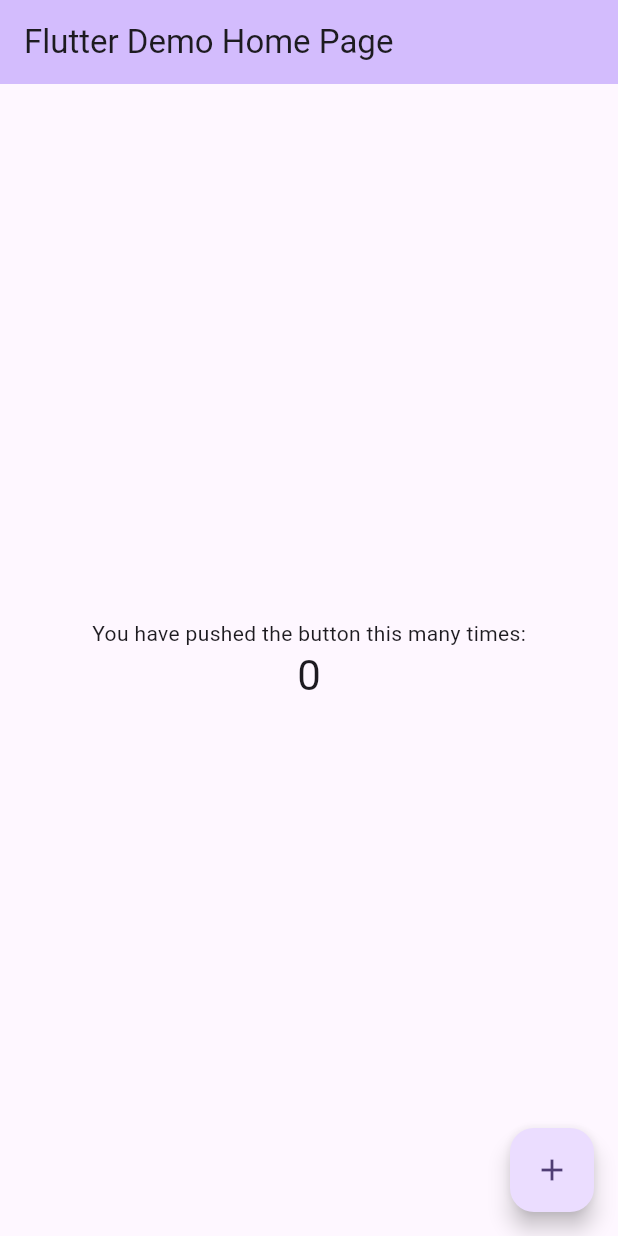
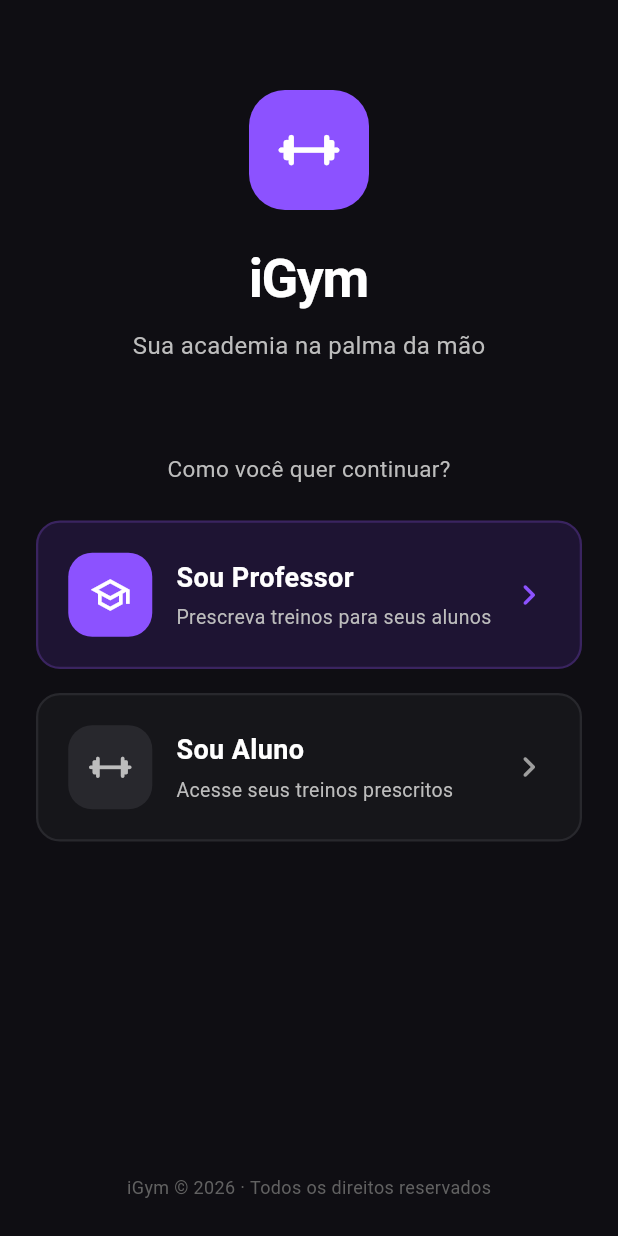
Before and after one commit to itsshimmer/igym, a Flutter app: the screen it shows after launch, on a phone screen of 412 x 824 dp. Run offline on Flutter 3.47's test engine with Material 3 defaults, Android fonts, the phone set to English and light mode, and no system bars.

Commit message:
Tela role_selector em teste

```diff
--- a/lib/main.dart
+++ b/lib/main.dart
@@ -1,122 +1,27 @@
 import 'package:flutter/material.dart';
+import 'package:igym/screens/role_selector.dart';
 
 void main() {
-  runApp(const MyApp());
+  runApp(const IGymApp());
 }
 
-class MyApp extends StatelessWidget {
-  const MyApp({super.key});
+class IGymApp extends StatelessWidget {
+  const IGymApp({super.key});
 
-  // This widget is the root of your application.
   @override
   Widget build(BuildContext context) {
     return MaterialApp(
-      title: 'Flutter Demo',
+      title: 'iGym',
+      debugShowCheckedModeBanner: false,
       theme: ThemeData(
-        // This is the theme of your application.
-        //
-        // TRY THIS: Try running your application with "flutter run". You'll see
-        // the application has a purple toolbar. Then, without quitting the app,
-        // try changing the seedColor in the colorScheme below to Colors.green
-        // and then invoke "hot reload" (save your changes or press the "hot
-        // reload" button in a Flutter-supported IDE, or press "r" if you used
-        // the command line to start the app).
-        //
-        // Notice that the counter didn't reset back to zero; the application
-        // state is not lost during the reload. To reset the state, use hot
-        // restart instead.
-        //
-        // This works for code too, not just values: Most code changes can be
-        // tested with just a hot reload.
-        colorScheme: .fromSeed(seedColor: Colors.deepPurple),
+        // Você pode alterar a fonte aqui caso use alguma específica do Google Fonts
+        fontFamily: 'Roboto',
+        scaffoldBackgroundColor: const Color(0xFF0F0E13),
+        brightness: Brightness.dark,
+        useMaterial3: true,
       ),
-      home: const MyHomePage(title: 'Flutter Demo Home Page'),
+      // Definindo a tela RoleSelectorScreen como a tela inicial do app
+      home: const RoleSelectorScreen(),
     );
   }
 }
-
-class MyHomePage extends StatefulWidget {
-  const MyHomePage({super.key, required this.title});
-
-  // This widget is the home page of your application. It is stateful, meaning
-  // that it has a State object (defined below) that contains fields that affect
-  // how it looks.
-
-  // This class is the configuration for the state. It holds the values (in this
-  // case the title) provided by the parent (in this case the App widget) and
-  // used by the build method of the State. Fields in a Widget subclass are
-  // always marked "final".
-
-  final String title;
-
-  @override
-  State<MyHomePage> createState() => _MyHomePageState();
-}
-
-class _MyHomePageState extends State<MyHomePage> {
-  int _counter = 0;
-
-  void _incrementCounter() {
-    setState(() {
-      // This call to setState tells the Flutter framework that something has
-      // changed in this State, which causes it to rerun the build method below
-      // so that the display can reflect the updated values. If we changed
-      // _counter without calling setState(), then the build method would not be
-      // called again, and so nothing would appear to happen.
-      _counter++;
-    });
-  }
-
-  @override
-  Widget build(BuildContext context) {
-    // This method is rerun every time setState is called, for instance as done
-    // by the _incrementCounter method above.
-    //
-    // The Flutter framework has been optimized to make rerunning build methods
-    // fast, so that you can just rebuild anything that needs updating rather
-    // than having to individually change instances of widgets.
-    return Scaffold(
-      appBar: AppBar(
-        // TRY THIS: Try changing the color here to a specific color (to
-        // Colors.amber, perhaps?) and trigger a hot reload to see the AppBar
-        // change color while the other colors stay the same.
-        backgroundColor: Theme.of(context).colorScheme.inversePrimary,
-        // Here we take the value from the MyHomePage object that was created by
-        // the App.build method, and use it to set our appbar title.
-        title: Text(widget.title),
-      ),
-      body: Center(
-        // Center is a layout widget. It takes a single child and positions it
-        // in the middle of the parent.
-        child: Column(
-          // Column is also a layout widget. It takes a list of children and
-          // arranges them vertically. By default, it sizes itself to fit its
-          // children horizontally, and tries to be as tall as its parent.
-          //
-          // Column has various properties to control how it sizes itself and
-          // how it positions its children. Here we use mainAxisAlignment to
-          // center the children vertically; the main axis here is the vertical
-          // axis because Columns are vertical (the cross axis would be
-          // horizontal).
-          //
-          // TRY THIS: Invoke "debug painting" (choose the "Toggle Debug Paint"
-          // action in the IDE, or press "p" in the console), to see the
-          // wireframe for each widget.
-          mainAxisAlignment: .center,
-          children: [
-            const Text('You have pushed the button this many times:'),
-            Text(
-              '$_counter',
-              style: Theme.of(context).textTheme.headlineMedium,
-            ),
-          ],
-        ),
-      ),
-      floatingActionButton: FloatingActionButton(
-        onPressed: _incrementCounter,
-        tooltip: 'Increment',
-        child: const Icon(Icons.add),
-      ),
-    );
-  }
-}
--- /dev/null
+++ b/lib/screens/role_selector.dart
@@ -0,0 +1,227 @@
+import 'dart:math';
+import 'package:flutter/material.dart';
+
+class RoleSelectorScreen extends StatelessWidget {
+  const RoleSelectorScreen({super.key});
+
+  @override
+  Widget build(BuildContext context) {
+    return Scaffold(
+      backgroundColor: const Color(0xFF0F0E13), // Fundo escuro da tela
+      body: SafeArea(
+        child: Padding(
+          padding: const EdgeInsets.symmetric(horizontal: 24.0),
+          child: Column(
+            crossAxisAlignment: CrossAxisAlignment.center,
+            children: [
+              const SizedBox(height: 60),
+
+              // Logo
+              Container(
+                width: 80,
+                height: 80,
+                decoration: BoxDecoration(
+                  color: const Color(0xFF8C52FF), // Roxo do logo
+                  borderRadius: BorderRadius.circular(24),
+                ),
+                child: Center(
+                  child: Transform.rotate(
+                    angle: -pi / 4, // Rotacionando o halter em 45 graus
+                    child: const Icon(
+                      Icons.fitness_center_rounded,
+                      color: Colors.white,
+                      size: 40,
+                    ),
+                  ),
+                ),
+              ),
+              const SizedBox(height: 20),
+
+              // Título iGym
+              const Text(
+                'iGym',
+                style: TextStyle(
+                  fontSize: 36,
+                  fontWeight: FontWeight.bold,
+                  letterSpacing: -1.0,
+                  color: Colors.white,
+                ),
+              ),
+              const SizedBox(height: 8),
+
+              // Subtítulo
+              Text(
+                'Sua academia na palma da mão',
+                style: TextStyle(
+                  fontSize: 16,
+                  color: Color(0xFFBDBDBD), // Equivalente a Colors.grey.shade400
+                ),
+              ),
+
+              const SizedBox(height: 60),
+
+              // Pergunta
+              const Text(
+                'Como você quer continuar?',
+                style: TextStyle(
+                  fontSize: 15,
+                  color: Color(0xFFBDBDBD),
+                ),
+              ),
+              const SizedBox(height: 24),
+
+              // Card: Sou Professor
+              RoleCard(
+                title: 'Sou Professor',
+                subtitle: 'Prescreva treinos para seus alunos',
+                icon: Icons.school_outlined,
+                iconBgColor: const Color(0xFF8C52FF),
+                iconColor: Colors.white,
+                cardBgColor: const Color(0xFF1E1433),
+                borderColor: const Color(0xFF3A2460),
+                chevronColor: const Color(0xFF8C52FF),
+                onTap: () {
+                  // TODO: Navegar para a rota do Professor
+                },
+              ),
+              const SizedBox(height: 16),
+
+              // Card: Sou Aluno
+              RoleCard(
+                title: 'Sou Aluno',
+                subtitle: 'Acesse seus treinos prescritos',
+                icon: Icons.fitness_center_rounded,
+                iconBgColor: const Color(0xFF28282D),
+                iconColor: const Color(0xFFBDBDBD),
+                cardBgColor: const Color(0xFF16161A),
+                borderColor: const Color(0xFF28282D),
+                chevronColor: const Color(0xFF9E9E9E),
+                isIconRotated: true,
+                onTap: () {
+                  // TODO: Navegar para a rota do Aluno
+                },
+              ),
+
+              const Spacer(),
+
+              // Footer
+              const Padding(
+                padding: EdgeInsets.only(bottom: 24.0),
+                child: Text(
+                  'iGym © 2026 · Todos os direitos reservados',
+                  style: TextStyle(
+                    fontSize: 12,
+                    color: Color(0xFF616161),
+                  ),
+                ),
+              ),
+            ],
+          ),
+        ),
+      ),
+    );
+  }
+}
+
+/// Widget customizado para os botões de seleção de perfil
+class RoleCard extends StatelessWidget {
+  final String title;
+  final String subtitle;
+  final IconData icon;
+  final Color iconBgColor;
+  final Color iconColor;
+  final Color cardBgColor;
+  final Color borderColor;
+  final Color chevronColor;
+  final bool isIconRotated;
+  final VoidCallback onTap;
+
+  const RoleCard({
+    super.key,
+    required this.title,
+    required this.subtitle,
+    required this.icon,
+    required this.iconBgColor,
+    required this.iconColor,
+    required this.cardBgColor,
+    required this.borderColor,
+    required this.chevronColor,
+    this.isIconRotated = false,
+    required this.onTap,
+  });
+
+  @override
+  Widget build(BuildContext context) {
+    Widget iconWidget = Icon(icon, color: iconColor, size: 28);
+
+    // Rotaciona o ícone se for o halter
+    if (isIconRotated) {
+      iconWidget = Transform.rotate(
+        angle: -pi / 4,
+        child: iconWidget,
+      );
+    }
+
+    return GestureDetector(
+      onTap: onTap,
+      child: Container(
+        padding: const EdgeInsets.all(20),
+        decoration: BoxDecoration(
+          color: cardBgColor,
+          borderRadius: BorderRadius.circular(16),
+          border: Border.all(
+            color: borderColor,
+            width: 1.5,
+          ),
+        ),
+        child: Row(
+          children: [
+            // Ícone do Card
+            Container(
+              width: 56,
+              height: 56,
+              decoration: BoxDecoration(
+                color: iconBgColor,
+                borderRadius: BorderRadius.circular(16),
+              ),
+              child: Center(child: iconWidget),
+            ),
+            const SizedBox(width: 16),
+
+            // Textos
+            Expanded(
+              child: Column(
+                crossAxisAlignment: CrossAxisAlignment.start,
+                children: [
+                  Text(
+                    title,
+                    style: const TextStyle(
+                      fontSize: 18,
+                      fontWeight: FontWeight.bold,
+                      color: Colors.white,
+                    ),
+                  ),
+                  const SizedBox(height: 4),
+                  Text(
+                    subtitle,
+                    style: const TextStyle(
+                      fontSize: 13,
+                      color: Color(0xFFBDBDBD),
+                    ),
+                  ),
+                ],
+              ),
+            ),
+
+            // Seta (Chevron)
+            Icon(
+              Icons.chevron_right_rounded,
+              color: chevronColor,
+              size: 28,
+            ),
+          ],
+        ),
+      ),
+    );
+  }
+}
```
Also changed, not shown: 1 other file.
